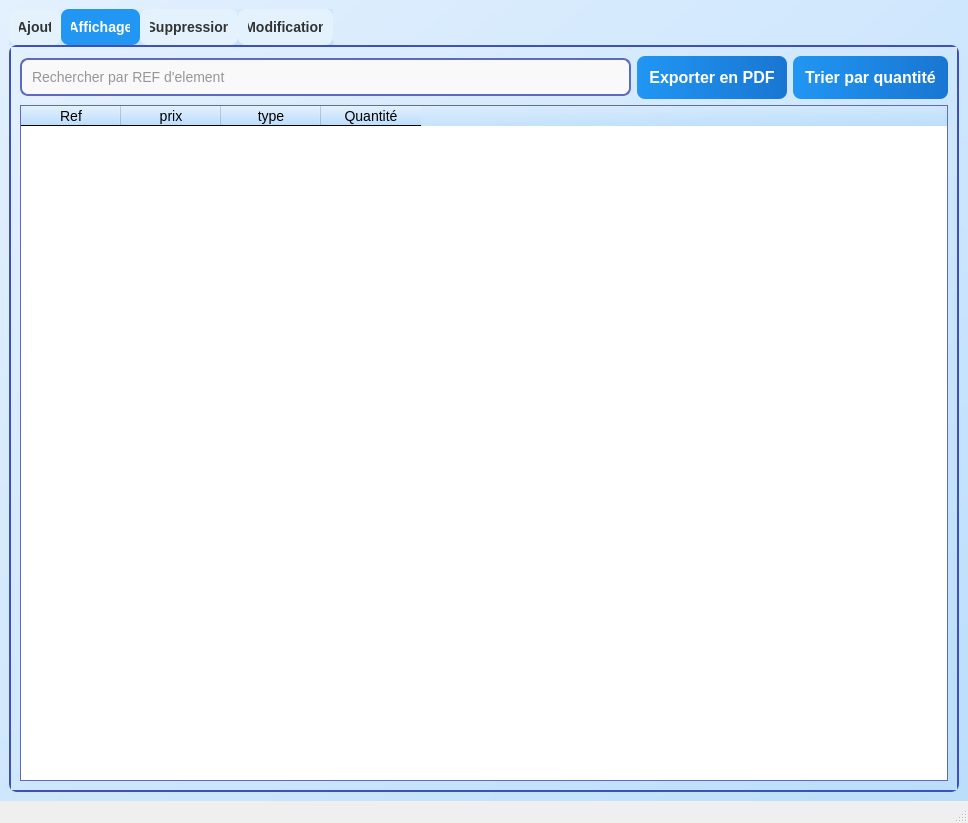
Above: mainwindow.ui from azizjalloul1/projet-c-CODEHEXA before the change. Below: the same form after it.
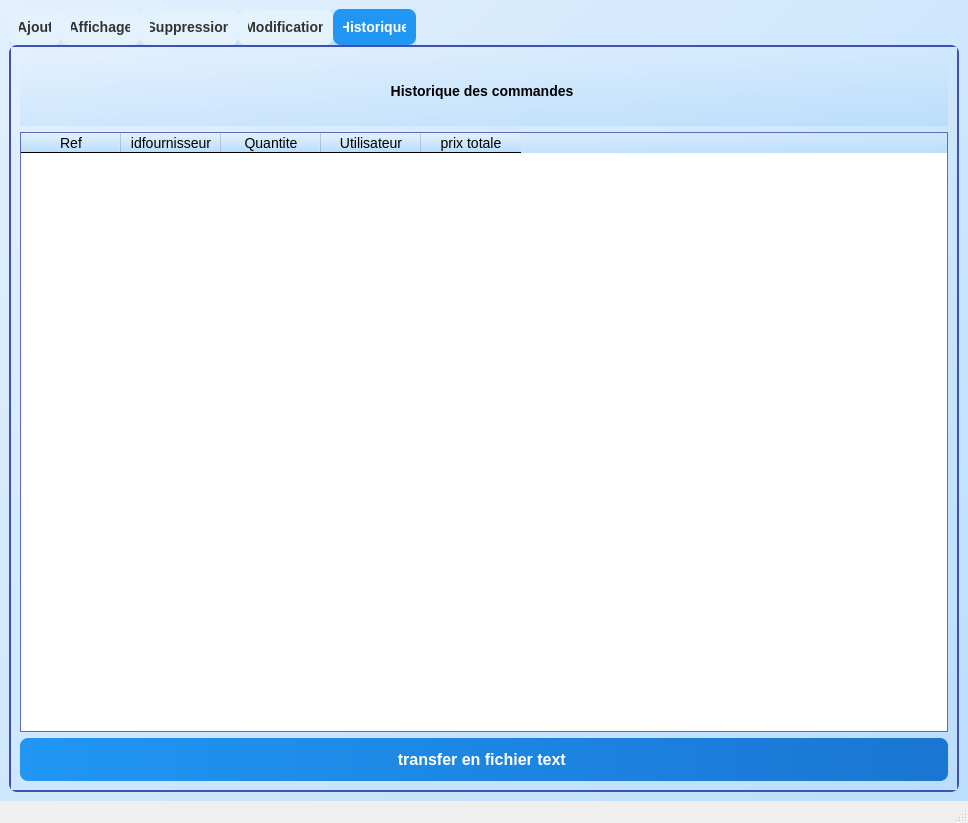
That is the form after the change. Custom widgets are drawn as their Qt base class.

```diff
--- a/mainwindow.ui
+++ b/mainwindow.ui
@@ -116,7 +116,7 @@
        <string notr="true"/>
       </property>
       <property name="currentIndex">
-       <number>1</number>
+       <number>4</number>
       </property>
       <widget class="QWidget" name="tabAjout">
        <attribute name="title">
@@ -350,6 +350,12 @@
         </item>
         <item>
          <widget class="QTableWidget" name="table">
+          <property name="maximumSize">
+           <size>
+            <width>16777215</width>
+            <height>400</height>
+           </size>
+          </property>
           <column>
            <property name="text">
             <string>Ref</string>
@@ -641,6 +647,76 @@
         </layout>
        </widget>
       </widget>
+      <widget class="QWidget" name="tabHistorique">
+       <attribute name="title">
+        <string>Historique</string>
+       </attribute>
+       <layout class="QVBoxLayout" name="verticalLayoutHistorique">
+        <item>
+         <widget class="QLabel" name="labelHistorique">
+          <property name="font">
+           <font>
+            <family>Arial</family>
+            <pointsize>-1</pointsize>
+            <bold>true</bold>
+           </font>
+          </property>
+          <property name="text">
+           <string>Historique des commandes </string>
+          </property>
+          <property name="alignment">
+           <set>Qt::AlignmentFlag::AlignCenter</set>
+          </property>
+         </widget>
+        </item>
+        <item>
+         <widget class="QTableWidget" name="tableHistorique">
+          <property name="maximumSize">
+           <size>
+            <width>16777215</width>
+            <height>600</height>
+           </size>
+          </property>
+          <column>
+           <property name="text">
+            <string>Ref</string>
+           </property>
+          </column>
+          <column>
+           <property name="text">
+            <string>idfournisseur</string>
+           </property>
+          </column>
+          <column>
+           <property name="text">
+            <string>Quantite</string>
+           </property>
+          </column>
+          <column>
+           <property name="text">
+            <string>Utilisateur</string>
+           </property>
+          </column>
+          <column>
+           <property name="text">
+            <string>prix totale</string>
+           </property>
+          </column>
+         </widget>
+        </item>
+        <item>
+         <layout class="QHBoxLayout" name="historiqueButtonLayout">
+          <item>
+           <widget class="QPushButton" name="textbutton">
+            <property name="text">
+             <string>transfer en fichier text </string>
+            </property>
+           </widget>
+          </item>
+         </layout>
+        </item>
+       </layout>
+      </widget>
      </widget>
     </item>
    </layout>
@@ -657,6 +733,13 @@
   </widget>
   <widget class="QStatusBar" name="statusbar"/>
  </widget>
+ <customwidgets>
+  <customwidget>
+   <class>CustomComboBox</class>
+   <extends>QComboBox</extends>
+   <header>customcombobox.h</header>
+  </customwidget>
+ </customwidgets>
  <resources/>
  <connections/>
 </ui>
```
Left out of the diff: 38 changed lines with no effect on the pictures.
